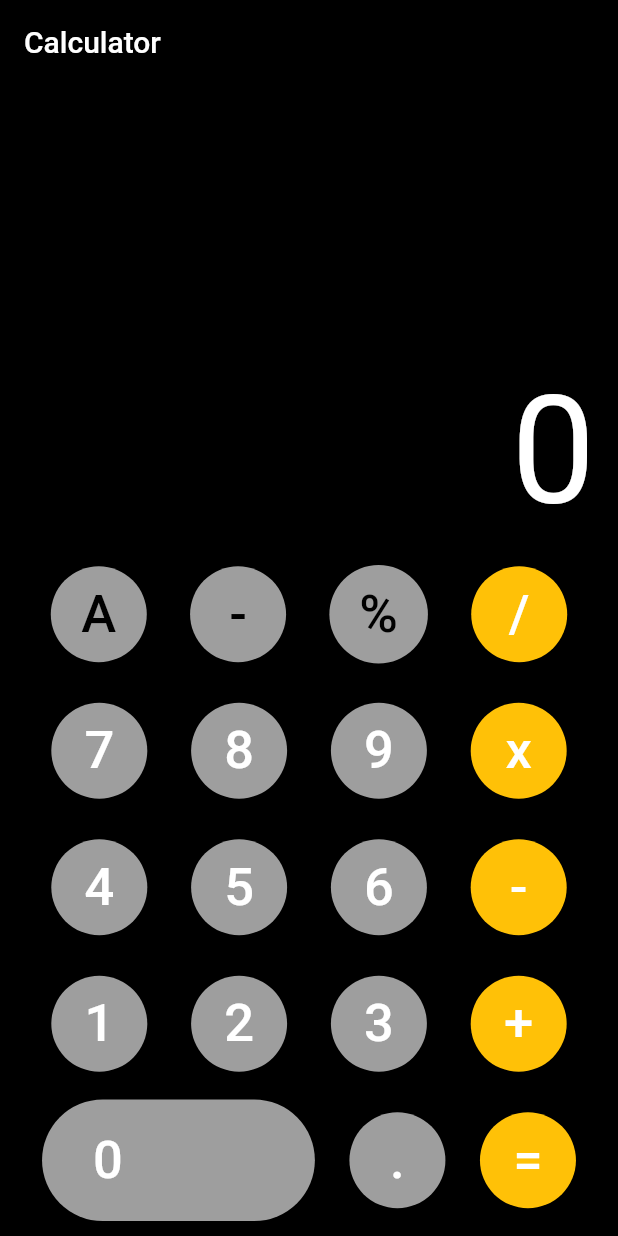
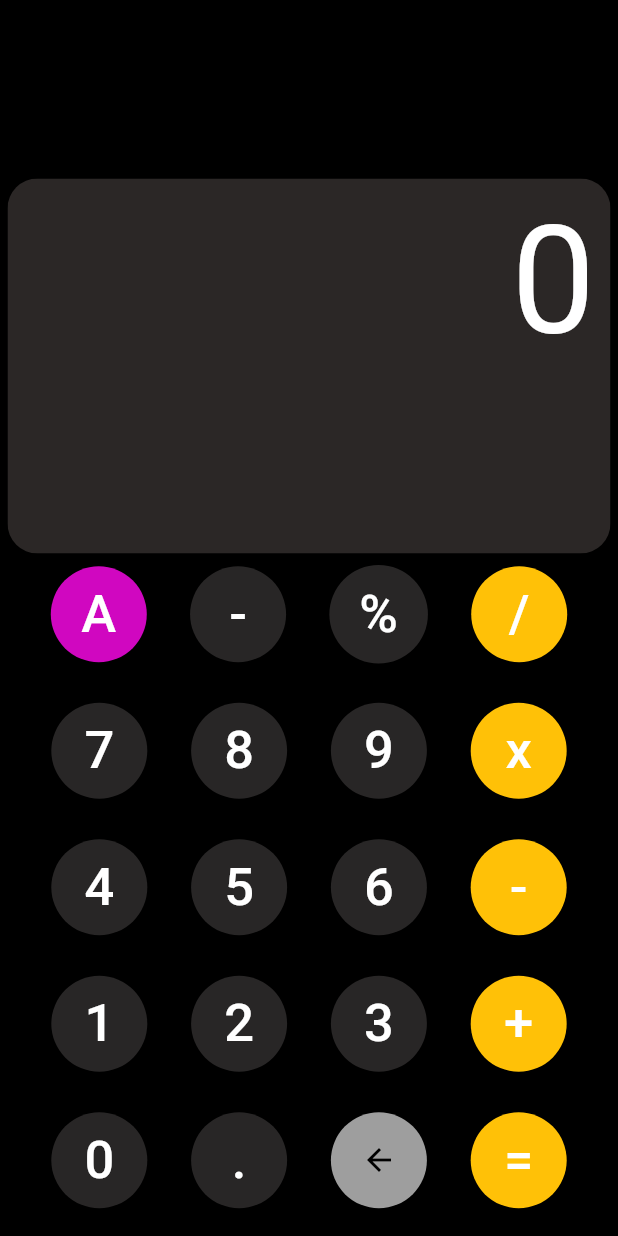
Before and after one commit to gokul153/calculator-added-fuction, a Flutter app: the screen it shows after launch, on a phone screen of 412 x 824 dp. Run offline on Flutter 3.47's test engine with Material 2 defaults, Android fonts, the phone set to English and light mode, and no system bars.

Commit message:
functionality_added

```diff
--- a/lib/main.dart
+++ b/lib/main.dart
@@ -91,17 +91,20 @@ class _CalculatorState extends State<Calculator> {
     //Calculator
     return Scaffold(
       backgroundColor: Colors.black,
-      appBar: AppBar(
-        title: Text('Calculator'),
-        backgroundColor: Colors.black,
-      ),
+
       body: Padding(
         padding: EdgeInsets.symmetric(horizontal: 5),
         child: Column(
           mainAxisAlignment: MainAxisAlignment.end,
           children: <Widget>[
             // Calculator display
-            SingleChildScrollView(
+            ClipRRect(
+              borderRadius: BorderRadius.circular(20),
+              child: Expanded(
+                child: Container(
+                  height: 250,
+                color: Color.fromARGB(255, 43, 39, 38),
+                  child: SingleChildScrollView(
                     scrollDirection: Axis.vertical,
                     child: Row(
                       mainAxisAlignment: MainAxisAlignment.end,
@@ -120,12 +123,15 @@ class _CalculatorState extends State<Calculator> {
                       ],
                     ),
                   ),
+                ),
+              ),
+            ),
             Row(
               mainAxisAlignment: MainAxisAlignment.spaceEvenly,
               children: <Widget>[
-                calcbutton('A', Colors.grey, Colors.black),
-                calcbutton('-', Colors.grey, Colors.black),
-                calcbutton('%', Colors.grey, Colors.black),
+                calcbutton('A', Color.fromARGB(255, 208, 7, 192), Colors.white),
+                calcbutton('-', Color.fromARGB(255, 40, 38, 38), Colors.white),
+                calcbutton('%', Color.fromARGB(255, 40, 38, 38), Colors.white),
                 calcbutton('/', Colors.amber, Colors.white),
               ],
             ),
@@ -135,9 +141,9 @@ class _CalculatorState extends State<Calculator> {
             Row(
               mainAxisAlignment: MainAxisAlignment.spaceEvenly,
               children: <Widget>[
-                calcbutton('7', Colors.grey, Colors.white),
-                calcbutton('8', Colors.grey, Colors.white),
-                calcbutton('9', Colors.grey, Colors.white),
+                calcbutton('7', Color.fromARGB(255, 40, 38, 38), Colors.white),
+                calcbutton('8', Color.fromARGB(255, 40, 38, 38), Colors.white),
+                calcbutton('9', Color.fromARGB(255, 40, 38, 38), Colors.white),
                 calcbutton('x', Colors.amber, Colors.white),
               ],
             ),
@@ -147,9 +153,9 @@ class _CalculatorState extends State<Calculator> {
             Row(
               mainAxisAlignment: MainAxisAlignment.spaceEvenly,
               children: <Widget>[
-                calcbutton('4', Colors.grey, Colors.white),
-                calcbutton('5', Colors.grey, Colors.white),
-                calcbutton('6', Colors.grey, Colors.white),
+                calcbutton('4', Color.fromARGB(255, 40, 38, 38), Colors.white),
+                calcbutton('5', Color.fromARGB(255, 40, 38, 38), Colors.white),
+                calcbutton('6', Color.fromARGB(255, 40, 38, 38), Colors.white),
                 calcbutton('-', Colors.amber, Colors.white),
               ],
             ),
@@ -159,9 +165,9 @@ class _CalculatorState extends State<Calculator> {
             Row(
               mainAxisAlignment: MainAxisAlignment.spaceEvenly,
               children: <Widget>[
-                calcbutton('1', Colors.grey, Colors.white),
-                calcbutton('2', Colors.grey, Colors.white),
-                calcbutton('3', Colors.grey, Colors.white),
+                calcbutton('1', Color.fromARGB(255, 40, 38, 38), Colors.white),
+                calcbutton('2', Color.fromARGB(255, 40, 38, 38), Colors.white),
+                calcbutton('3', Color.fromARGB(255, 40, 38, 38), Colors.white),
                 calcbutton('+', Colors.amber, Colors.white),
               ],
             ),
@@ -172,20 +178,40 @@ class _CalculatorState extends State<Calculator> {
               mainAxisAlignment: MainAxisAlignment.spaceEvenly,
               children: <Widget>[
                 //this is button Zero
-                RaisedButton(
-                  padding: EdgeInsets.fromLTRB(34, 20, 128, 20),
+                calcbutton("0", Color.fromARGB(255, 40, 38, 38), Colors.white),
+                calcbutton('.', Color.fromARGB(255, 40, 38, 38), Colors.white),
+                //  calcbutton('=',Colors.amber,Colors.white),
+                Container(
+                    child: ElevatedButton(
                   onPressed: () {
-                    calculation('0');
+                    /* Your code here */
+                    calculation('d');
                   },
-                  shape: StadiumBorder(),
-                  child: Text(
-                    '0',
-                    style: TextStyle(fontSize: 35, color: Colors.white),
+                  child: Container(
+                    //width: double.infinity,
+                    //height: double.infinity,
+                    alignment: Alignment.center,
+                    child: Row(
+                      mainAxisSize: MainAxisSize.min,
+                      children: [
+                        Icon(
+                          Icons.arrow_back,
+                          color: Colors.black,
                         ),
-                  color: Colors.grey,
+                        //SizedBox(width: 8),
+                        Text(
+                          "",
+                          style: TextStyle(fontSize: 20),
                         ),
-                calcbutton('.', Colors.grey, Colors.white),
-                //  calcbutton('=',Colors.amber,Colors.white),
+                      ],
+                    ),
+                  ),
+                  style: ElevatedButton.styleFrom(
+                    primary: Colors.grey,
+                    shape: CircleBorder(),
+                    padding: EdgeInsets.all(20),
+                  ),
+                )),
                 InkWell(
                   onLongPress: () {
                     // Show pop-up menu here
@@ -285,9 +311,7 @@ class _CalculatorState extends State<Calculator> {
         } else {
           finalResult = sub();
         }
-
       } else if (opr == 'x') {
-
         if (check == 1) {
           print("final result is manipulated");
           finalResult = dupResult;
@@ -319,6 +343,10 @@ class _CalculatorState extends State<Calculator> {
       result.toString().startsWith('-')
           ? result = result.toString().substring(1)
           : result = '-' + result.toString();
+      finalResult = result;
+    } else if (btnText == "d") {
+      result = result.toString().substring(0, result.toString().length - 1);
+      // finalResult = finalResult.substring(0, finalResult.length - 1);
       finalResult = result;
     } else {
       result = result + btnText;
```
Lines whose indentation alone changed are shown as unchanged.
